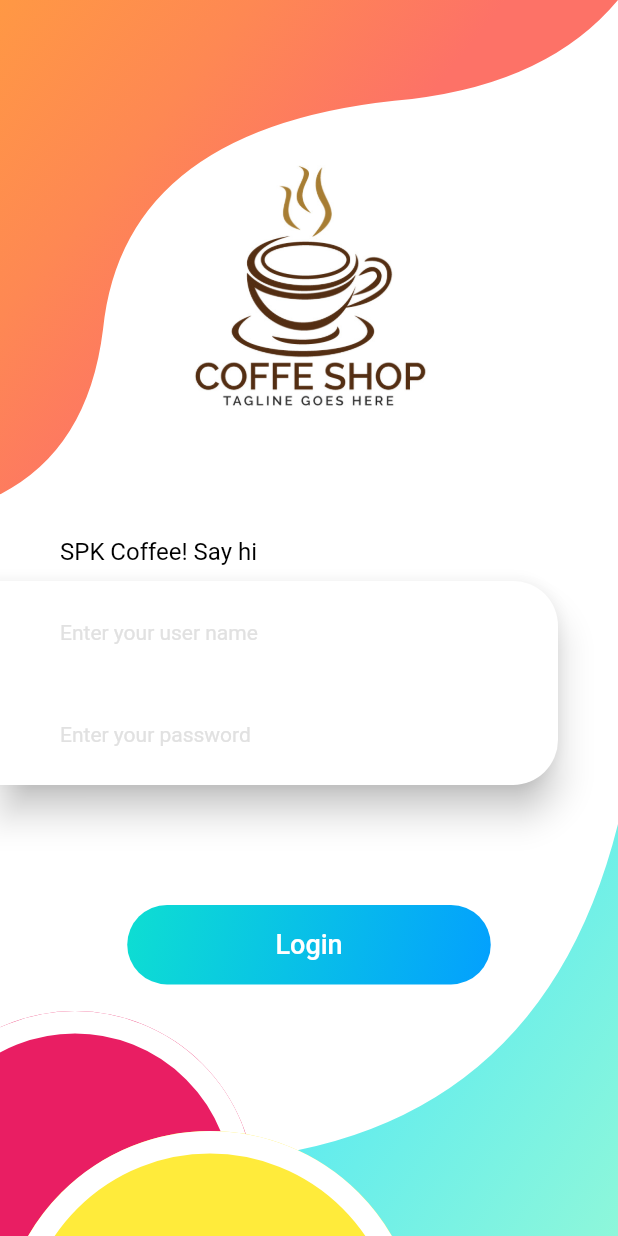
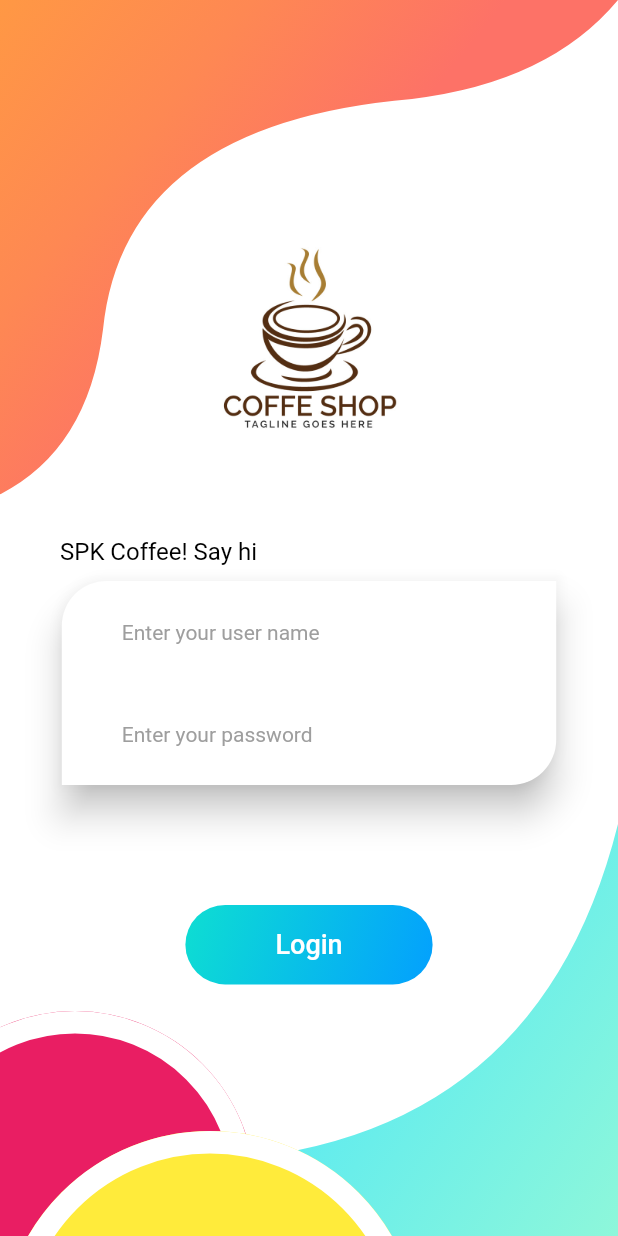
Before and after one commit to minhhieu023/PosAppCoffee, a Flutter app: the LoginScreen screen opened by its route, on a phone screen of 412 x 824 dp. Run offline on Flutter 3.47's test engine with Material 2 defaults, Android fonts, the phone set to English and light mode, and no system bars; our stand-ins replace auto_size_text, bubble_tab_indicator, flutter_slidable, flutter_spinkit, font_awesome_flutter, modal_bottom_sheet and 5 more; missing offline and left inert: dart:ffi, floating_action_bubble, fluid_bottom_nav_bar, screen_loader; accounts and stored records are empty; network calls fail.

Commit message:
fix bug ui
fix bug ui, aneble to horizonal

```diff
--- a/SPK_Coffee/lib/Components/LoginScreen/Background.dart
+++ b/SPK_Coffee/lib/Components/LoginScreen/Background.dart
@@ -20,22 +20,36 @@ class _BackgroundState extends State<Background> {
             children: <Widget>[
               Image.asset(
                 'assets/img/logocoffee.jpg',
-                width: MediaQuery.of(context).size.width / 1,
+                width: MediaQuery.of(context).size.width * 0.75,
               ),
-              WavyHeader(),
+              LayoutBuilder(
+                builder: (context, constraints) {
+                  if (constraints.maxWidth < 600)
+                    return WavyHeader();
+                  else //tablet
+                    return Container();
+                },
+              ),
             ],
           ),
           Expanded(
             child: Container(),
           ),
-          Stack(
+          LayoutBuilder(
+            builder: (context, constraints) {
+              if (constraints.maxWidth < 600)
+                return Stack(
                   alignment: Alignment.bottomLeft,
                   children: <Widget>[
                     WavyFooter(),
                     CirclePink(),
                     CircleYellow(),
                   ],
-          )
+                );
+              else //tablet
+                return Container();
+            },
+          ),
         ],
       ),
     );
--- a/SPK_Coffee/lib/Components/LoginScreen/InputWidget.dart
+++ b/SPK_Coffee/lib/Components/LoginScreen/InputWidget.dart
@@ -55,3 +55,60 @@ Widget inputWiget(
     ),
   );
 }
+
+Widget inputWigetTablet(
+    {BuildContext context,
+    final double topRight,
+    double bottomRight,
+    TextEditingController userName,
+    TextEditingController passWord,
+    Function actionFromParent}) {
+  return Padding(
+    padding: EdgeInsets.only(right: 40, bottom: 30, left: 40),
+    child: Center(
+      child: Container(
+        width: MediaQuery.of(context).size.width > 600
+            ? MediaQuery.of(context).size.width * 0.4
+            : MediaQuery.of(context).size.width * 0.8,
+        child: Material(
+            elevation: 10,
+            color: Colors.white,
+            shadowColor: Colors.black,
+            shape: RoundedRectangleBorder(
+                borderRadius: BorderRadius.only(
+              topLeft: Radius.circular(topRight),
+              bottomRight: Radius.circular(bottomRight),
+            )),
+            child: Column(
+              children: [
+                Padding(
+                  padding:
+                      EdgeInsets.only(left: 40, right: 20, top: 10, bottom: 10),
+                  child: TextField(
+                    controller: userName,
+                    decoration: InputDecoration(
+                        border: InputBorder.none,
+                        hintText: "Enter your user name",
+                        hintStyle: TextStyle(color: Colors.grey, fontSize: 14)),
+                  ),
+                ),
+                Padding(
+                  padding:
+                      EdgeInsets.only(left: 40, right: 20, top: 10, bottom: 10),
+                  child: TextField(
+                    controller: passWord,
+                    enableSuggestions: false,
+                    obscureText: true,
+                    autocorrect: false,
+                    decoration: InputDecoration(
+                        border: InputBorder.none,
+                        hintText: "Enter your password",
+                        hintStyle: TextStyle(color: Colors.grey, fontSize: 14)),
+                  ),
+                ),
+              ],
+            )),
+      ),
+    ),
+  );
+}
--- a/SPK_Coffee/lib/Components/LoginScreen/LoginScreen.dart
+++ b/SPK_Coffee/lib/Components/LoginScreen/LoginScreen.dart
@@ -24,6 +24,7 @@ class _LoginScreenState extends State<LoginScreen> {
           Background(),
           Login(),
         ],
-        ));
+      ),
+    );
   }
 }
--- a/SPK_Coffee/lib/Components/LoginScreen/LoginUi.dart
+++ b/SPK_Coffee/lib/Components/LoginScreen/LoginUi.dart
@@ -18,7 +18,8 @@ class _LoginState extends State<Login> {
 
   @override
   Widget build(BuildContext context) {
-    return Column(
+    return SingleChildScrollView(
+      child: Column(
         children: <Widget>[
           Padding(
             padding:
@@ -30,14 +31,29 @@ class _LoginState extends State<Login> {
               Column(
                 crossAxisAlignment: CrossAxisAlignment.start,
                 children: <Widget>[
-                Padding(
+                  LayoutBuilder(
+                    builder: (context, constraints) {
+                      if (constraints.maxWidth < 600)
+                        return Padding(
                           padding: EdgeInsets.only(left: 40, bottom: 10),
                           child: Text(
                             "SPK Coffee! Say hi",
                             style: TextStyle(fontSize: 16, color: Colors.black),
                           ),
+                        );
+                      else //tablet
+                        return Padding(
+                          padding: EdgeInsets.only(
+                              left: MediaQuery.of(context).size.width * 0.3,
+                              bottom: 10),
+                          child: Text(
+                            "SPK Coffee! Say hi",
+                            style: TextStyle(fontSize: 16, color: Colors.black),
                           ),
-                inputWiget(
+                        );
+                    },
+                  ),
+                  inputWigetTablet(
                     context: context,
                     bottomRight: 30.0,
                     topRight: 30.0,
@@ -60,6 +76,7 @@ class _LoginState extends State<Login> {
             ],
           )
         ],
+      ),
     );
   }
 }
@@ -73,14 +90,18 @@ Widget roundedRectButton(
   ServiceManager serviceManager = new ServiceManager();
   Future<SharedPreferences> _prefs = SharedPreferences.getInstance();
   return Builder(builder: (BuildContext mContext) {
-    return Padding(
+    return Container(
+      width: MediaQuery.of(mContext).size.width * 0.40,
+      child: Padding(
         padding: EdgeInsets.only(bottom: 10),
         child: Stack(
           alignment: Alignment(1.0, 0.0),
           children: <Widget>[
             InkWell(
               onTap: () async {
-              await serviceManager.loginEmployee(userName.text, passWord.text);
+                int isTrue = await serviceManager.loginEmployee(
+                    userName.text, passWord.text);
+                if (isTrue == 1) {
                   SharedPreferences prefs = await _prefs;
                   if (prefs.getString("role") == "admin") {
                     Navigator.pushReplacementNamed(mContext, "/Dashboard");
@@ -90,6 +111,23 @@ Widget roundedRectButton(
                     Navigator.pushReplacementNamed(mContext, "/Kitchen");
                   SocketManagement().makeMessage("login",
                       data: {"id": userName.text}, isHaveData: true);
+                } else {
+                  showDialog(
+                      context: mContext,
+                      builder: (_) => new AlertDialog(
+                            title: new Text("Error"),
+                            content: new Text(
+                                "The username or password is incorrect"),
+                            actions: <Widget>[
+                              FlatButton(
+                                child: Text('Ok'),
+                                onPressed: () {
+                                  Navigator.of(mContext).pop();
+                                },
+                              )
+                            ],
+                          ));
+                }
               },
               child: Container(
                 alignment: Alignment.center,
@@ -110,17 +148,8 @@ Widget roundedRectButton(
                 padding: EdgeInsets.only(top: 16, bottom: 16),
               ),
             ),
-          Visibility(
-            visible: isEndIconVisible,
-            child: Padding(
-                padding: EdgeInsets.only(right: 10),
-                child: ImageIcon(
-                  AssetImage("assets/img/ic_forward.png"),
-                  size: 30,
-                  color: Colors.white,
-                )),
+          ],
         ),
-        ],
       ),
     );
   });
--- a/SPK_Coffee/lib/Components/Manage/EmployeeUI.dart
+++ b/SPK_Coffee/lib/Components/Manage/EmployeeUI.dart
@@ -13,8 +13,8 @@ class Employee extends StatelessWidget {
 
   @override
   Widget build(BuildContext context) {
-    var employeeList = Provider.of<EmployeeInformationProvider>(context);
-    employeeList.addEmployee(employeeInfo);
+    //var employeeList = Provider.of<EmployeeInformationProvider>(context);
+    //  employeeList.addEmployee(employeeInfo);
     return Card(
       shape: RoundedRectangleBorder(
         side: BorderSide(color: Colors.blueAccent),
@@ -72,7 +72,7 @@ class Employee extends StatelessWidget {
             color: Colors.red,
             icon: Icons.delete,
             onTap: () {
-              employeeList.removeEmployeeInformation(employeeInfo);
+              //  employeeList.removeEmployeeInformation(employeeInfo);
             },
           ),
         ],
--- a/SPK_Coffee/lib/Components/ServiceScreen/AreaScreen/AreaScreen.dart
+++ b/SPK_Coffee/lib/Components/ServiceScreen/AreaScreen/AreaScreen.dart
@@ -149,7 +149,6 @@ class _MainServiceScreenState extends State<MainServiceScreen>
                           String getString = getOrderOnTableCore[0];
                           result = await _serviceManager.splitTable(getString);
                         }
-
                         print(result);
                         showDialog(
                             context: context,
--- a/SPK_Coffee/lib/Services/Services.dart
+++ b/SPK_Coffee/lib/Services/Services.dart
@@ -18,7 +18,7 @@ import 'package:http/http.dart' as http;
 class ServiceManager {
   //final _href = 'http://hieuvm.xyz:8000';
 
-  final _href = 'http://192.168.0.170:8000';
+  final _href = 'http://192.168.1.106:8000';
   // final _href = 'https://caffeeshopbackend.herokuapp.com
 
   ServiceManager();
@@ -247,6 +247,7 @@ class ServiceManager {
         await prefs.setString('userName', userNameGetRole);
         String role = json['role'];
         await prefs.setString('role', role);
+        return 1;
       }
       return 0;
     }
--- a/SPK_Coffee/lib/Services/SocketManager.dart
+++ b/SPK_Coffee/lib/Services/SocketManager.dart
@@ -2,8 +2,7 @@ import 'package:socket_io_client/socket_io_client.dart' as IO;
 import 'PlatformHandler.dart';
 
 class SocketManagement {
-  String _href = 'http://192.168.0.170:8000';
-
+  String _href = 'http://192.168.1.106:8000';
   IO.Socket socket;
   PlatformHandler _platformHandler = new PlatformHandler();
   createSocketConnection() {
--- a/SPK_Coffee/pubspec.yaml
+++ b/SPK_Coffee/pubspec.yaml
@@ -50,7 +50,12 @@ dependencies:
   # The following adds the Cupertino Icons font to your application.
   # Use with the CupertinoIcons class for iOS style icons.
   cupertino_icons: ^0.1.3
+  flutter_launcher_icons: "^0.8.0"
 
+flutter_icons:
+  android: "launcher_icon"
+  ios: true
+  image_path: "assets/img/logocoffee.jpg"
 dev_dependencies:
   flutter_test:
     sdk: flutter
```
Also changed, not shown: SPK_Coffee/lib/Components/Manage/ManageUserScreen.dart (+14 -6 lines), SPK_Coffee/lib/Components/ServiceScreen/AreaScreen/TableComponent.dart (+9 -6 lines), SPK_Coffee/lib/Components/ServiceScreen/OrderScreen/OrderScreen.dart (+18 -9 lines), SPK_Coffee/lib/Components/Manage/EmployeeInformation.dart (added), SPK_Coffee/pubspec.lock. Lines whose indentation alone changed are shown as unchanged.
